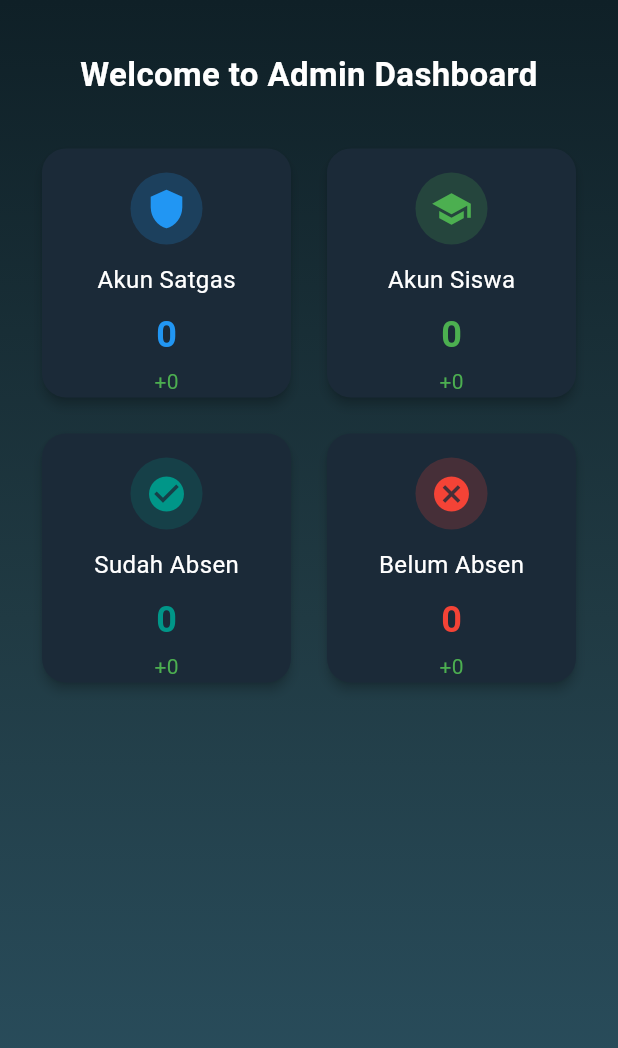
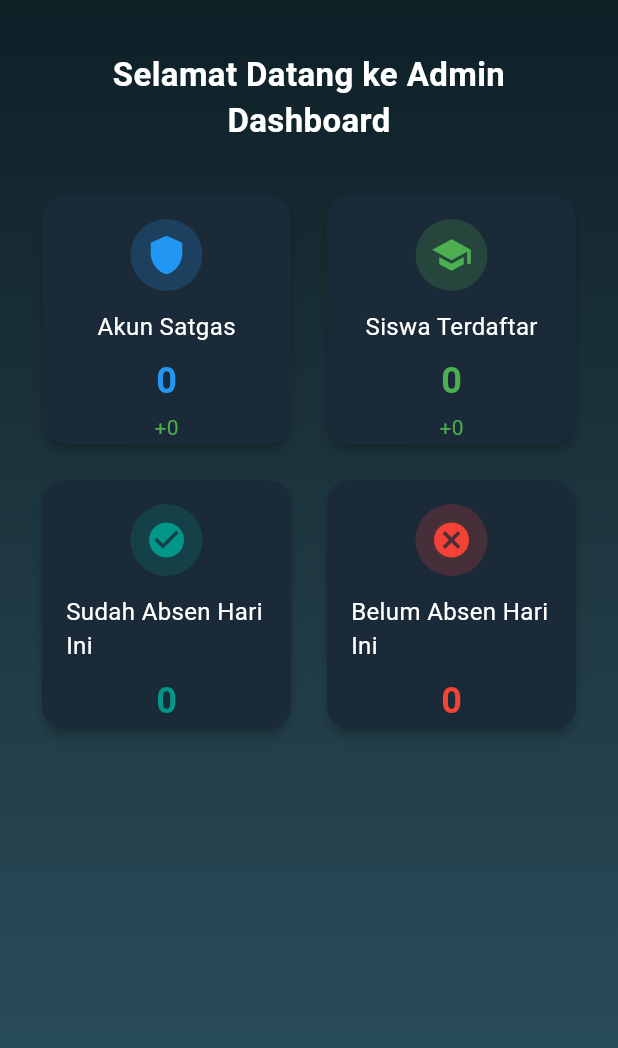
Before and after one commit to ArvaRasendriya/SistemParkirSekolah, a Flutter app: the DashboardContent widget shown alone on an empty page, opened directly, on a phone screen of 412 x 824 dp. Shown: the top 1048 px of the screen. Run offline on Flutter 3.47's test engine with Material 3 defaults, Android fonts, the phone set to English and light mode, and no system bars; our stand-ins replace audioplayers, google_fonts, image_picker, qr_flutter, supabase_flutter; missing offline and left inert: mobile_scanner; accounts and stored records are empty.

Commit message:
perubahan_dashboard

```diff
--- a/lib/pages/admin_dashboard_page.dart
+++ b/lib/pages/admin_dashboard_page.dart
@@ -49,7 +49,7 @@ class _AdminDashboardPageState extends State<AdminDashboardPage> {
                 MaterialPageRoute(builder: (context) => const ProfilePage()),
               );
             },
-            tooltip: 'Switch to Satgas Side',
+            tooltip: 'Pindah ke Sisi Satgas',
           ),
         ],
       ),
@@ -116,9 +116,13 @@ class _DashboardContentState extends State<DashboardContent> {
   Future<void> _loadStats() async {
     try {
       final now = DateTime.now().toUtc();
-      final todayStart = DateTime(now.year, now.month, now.day).toIso8601String();
-      final yesterday = now.subtract(const Duration(days: 1));
-      final yesterdayDate = yesterday.toIso8601String().substring(0, 10); // YYYY-MM-DD
+      final today = DateTime(now.year, now.month, now.day);
+      final yesterday = today.subtract(const Duration(days: 1));
+      final tomorrow = today.add(const Duration(days: 1));
+      final todayDate = today.toIso8601String().substring(0, 10); // YYYY-MM-DD
+      final yesterdayDate = yesterday.toIso8601String().substring(0, 10);
+      final tomorrowDate = tomorrow.toIso8601String().substring(0, 10);
+      final todayStart = today.toIso8601String();
 
       // 1. Ambil jumlah akun satgas
       final satgasRes = await supabase.from('profiles').select().eq('role', 'satgas');
@@ -134,11 +138,12 @@ class _DashboardContentState extends State<DashboardContent> {
       final prevAkunSiswa = prevSiswaRes.length;
       changeAkunSiswa = akunSiswa - prevAkunSiswa;
 
-      // 3. Ambil jumlah siswa yg sudah absen (tabel parkir)
-      final parkirRes = await supabase.from('parkir').select();
-      sudahAbsen = parkirRes.length;
-      final prevParkirRes = await supabase.from('parkir').select().lt('tanggal', yesterdayDate);
-      final prevSudahAbsen = prevParkirRes.length;
+      // 3. Ambil jumlah siswa yg sudah absen hari ini (jumlah record di tabel parkir hari ini)
+      final parkirTodayRes = await supabase.from('parkir').select().gte('tanggal', todayDate).lt('tanggal', tomorrowDate);
+      sudahAbsen = parkirTodayRes.length;
+
+      final parkirYesterdayRes = await supabase.from('parkir').select().gte('tanggal', yesterdayDate).lt('tanggal', todayDate);
+      final prevSudahAbsen = parkirYesterdayRes.length;
       changeSudahAbsen = sudahAbsen - prevSudahAbsen;
 
       // 4. Hitung siswa yg belum absen
@@ -177,7 +182,7 @@ class _DashboardContentState extends State<DashboardContent> {
           children: [
             const SizedBox(height: 10),
             const Text(
-              'Welcome to Admin Dashboard',
+              'Selamat Datang ke Admin Dashboard',
               style: TextStyle(
                 fontSize: 22,
                 fontWeight: FontWeight.bold,
@@ -206,23 +211,23 @@ class _DashboardContentState extends State<DashboardContent> {
                           color: Colors.blue,
                         ),
                         StatCard(
-                          title: "Akun Siswa",
+                          title: "Siswa Terdaftar",
                           value: "$akunSiswa",
                           change: changeAkunSiswa >= 0 ? "+$changeAkunSiswa" : "$changeAkunSiswa",
                           icon: Icons.school,
                           color: Colors.green,
                         ),
                         StatCard(
-                          title: "Sudah Absen",
+                          title: "Sudah Absen Hari Ini",
                           value: "$sudahAbsen",
-                          change: changeSudahAbsen >= 0 ? "+$changeSudahAbsen" : "$changeSudahAbsen",
+                          change: "",
                           icon: Icons.check_circle,
                           color: Colors.teal,
                         ),
                         StatCard(
-                          title: "Belum Absen",
+                          title: "Belum Absen Hari Ini",
                           value: "$belumAbsen",
-                          change: changeBelumAbsen >= 0 ? "+$changeBelumAbsen" : "$changeBelumAbsen",
+                          change: "",
                           icon: Icons.cancel,
                           color: Colors.red,
                         ),
@@ -283,6 +288,7 @@ class StatCard extends StatelessWidget {
               ),
             ),
             const SizedBox(height: 4),
+            if (change.isNotEmpty)
               Text(
                 change,
                 style: TextStyle(
--- a/lib/pages/satgas_list_page.dart
+++ b/lib/pages/satgas_list_page.dart
@@ -45,7 +45,7 @@ class _SatgasListPageState extends State<SatgasListPage> {
       extendBodyBehindAppBar: true,
       appBar: AppBar(
         title: const Text(
-          'Satgas Accounts',
+          'Akun Satgas',
           style: TextStyle(color: Colors.white, fontWeight: FontWeight.bold),
         ),
         backgroundColor: Colors.transparent,
```
Lines whose indentation alone changed are shown as unchanged.
